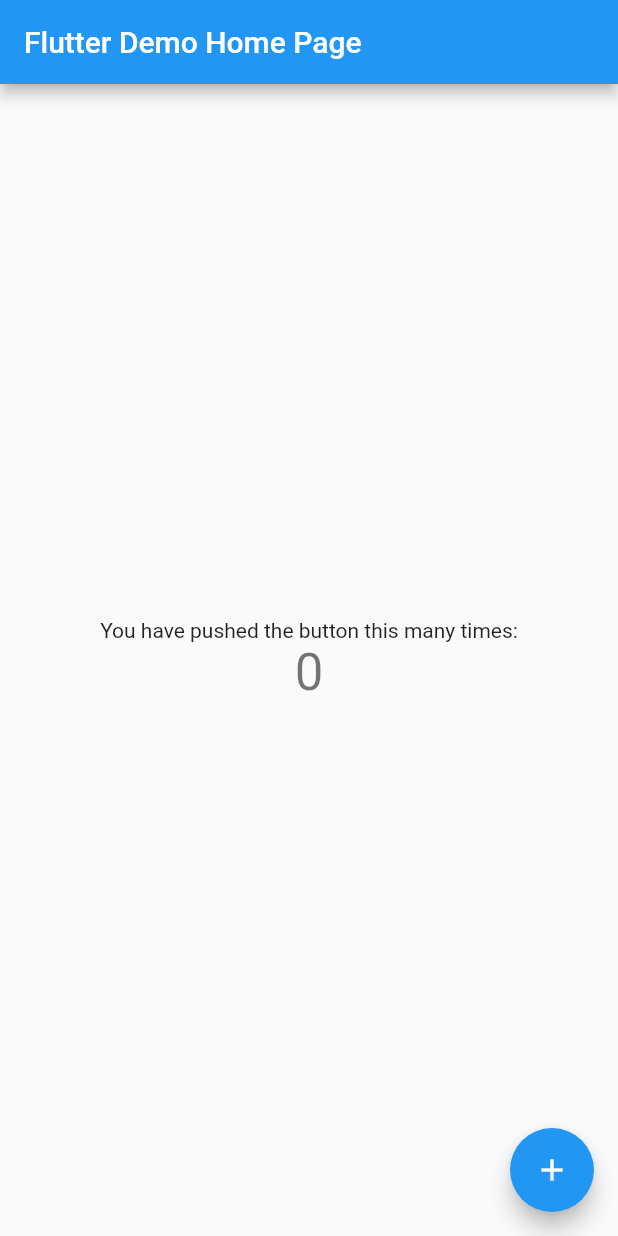
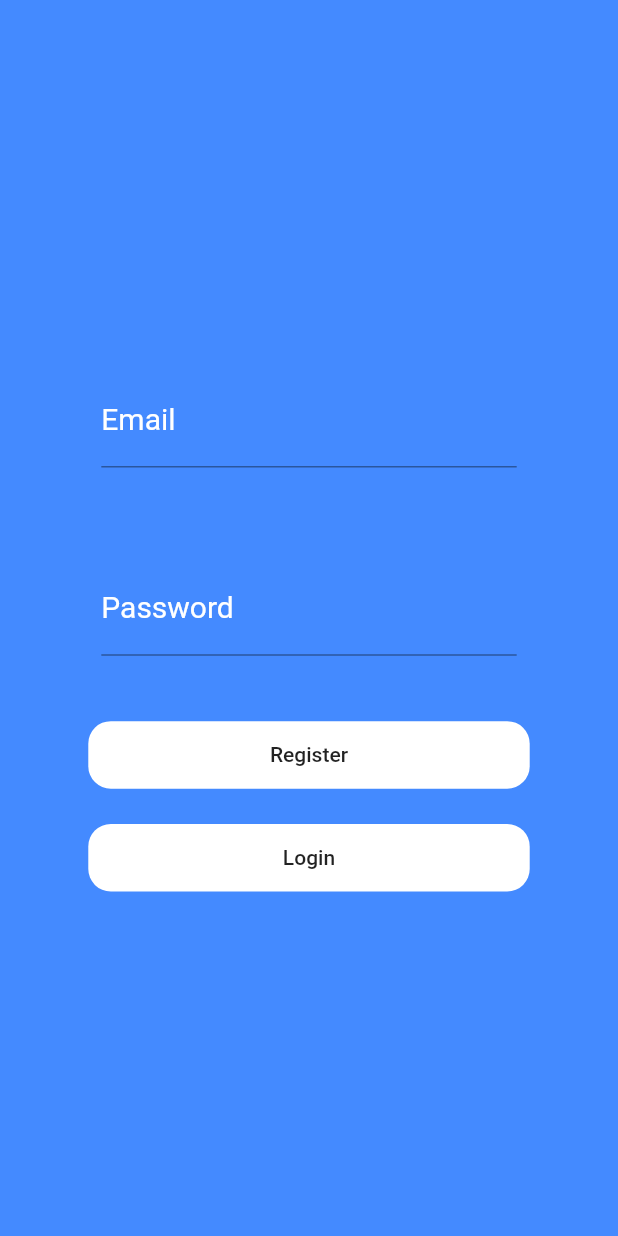
Before and after one commit to awes0m/fluttterBase, a Flutter app: the screen it shows after launch, on a phone screen of 412 x 824 dp. Run offline on Flutter 3.47's test engine with Material 2 defaults, Android fonts, the phone set to English and light mode, and no system bars; our stand-ins replace cloud_firestore, firebase_auth, firebase_core; accounts and stored records are empty.

Commit message:
App with basic func and design completed

```diff
--- a/flutter_base/lib/main.dart
+++ b/flutter_base/lib/main.dart
@@ -1,6 +1,31 @@
+import 'dart:io';
+
+import 'package:firebase_core/firebase_core.dart';
 import 'package:flutter/material.dart';
+import 'package:flutter_base/ui/authentication.dart';
+import 'package:flutter_base/ui/home_screen.dart';
 
-void main() {
+import 'ui/add_coin_screen.dart';
+
+void main() async {
+  WidgetsFlutterBinding.ensureInitialized();
+  if (Platform.isAndroid || Platform.isIOS) {
+    await Firebase.initializeApp();
+  } else {
+    if (Firebase.apps.isEmpty) {
+      await Firebase.initializeApp(
+          // connect for web to firebase
+          options: const FirebaseOptions(
+              apiKey: "AIzaSyD_JNvQkewUv__OFOdBQPKxo47Zq51fsy4",
+              authDomain: "cryptofire-130d9.firebaseapp.com",
+              projectId: "cryptofire-130d9",
+              storageBucket: "cryptofire-130d9.appspot.com",
+              messagingSenderId: "914042783929",
+              appId: "1:914042783929:web:391e0a40f1b5cf3a16f368",
+              measurementId: "G-40352NMTQ4"));
+    }
+  }
+
   runApp(const MyApp());
 }
 
@@ -11,26 +36,20 @@ class MyApp extends StatelessWidget {
   @override
   Widget build(BuildContext context) {
     return MaterialApp(
-      title: 'Flutter Demo',
-      theme: ThemeData(
-        // This is the theme of your application.
-        //
-        // Try running your application with "flutter run". You'll see the
-        // application has a blue toolbar. Then, without quitting the app, try
-        // changing the primarySwatch below to Colors.green and then invoke
-        // "hot reload" (press "r" in the console where you ran "flutter run",
-        // or simply save your changes to "hot reload" in a Flutter IDE).
-        // Notice that the counter didn't reset back to zero; the application
-        // is not restarted.
-        primarySwatch: Colors.blue,
-      ),
-      home: const MyHomePage(title: 'Flutter Demo Home Page'),
+      debugShowCheckedModeBanner: false,
+      title: '<: FlutterBase',
+      initialRoute: Authentication.routeName,
+      routes: {
+        Authentication.routeName: (context) => const Authentication(),
+        HomeScreen.routeName: (context) => const HomeScreen(),
+        AddCoinScreen.routeName: (context) => const AddCoinScreen(),
+      },
     );
   }
 }
 
 class MyHomePage extends StatefulWidget {
-  const MyHomePage({Key? key, required this.title}) : super(key: key);
+  const MyHomePage({Key? key}) : super(key: key);
 
   // This widget is the home page of your application. It is stateful, meaning
   // that it has a State object (defined below) that contains fields that affect
@@ -41,75 +60,13 @@ class MyHomePage extends StatefulWidget {
   // used by the build method of the State. Fields in a Widget subclass are
   // always marked "final".
 
-  final String title;
-
   @override
   State<MyHomePage> createState() => _MyHomePageState();
 }
 
 class _MyHomePageState extends State<MyHomePage> {
-  int _counter = 0;
-
-  void _incrementCounter() {
-    setState(() {
-      // This call to setState tells the Flutter framework that something has
-      // changed in this State, which causes it to rerun the build method below
-      // so that the display can reflect the updated values. If we changed
-      // _counter without calling setState(), then the build method would not be
-      // called again, and so nothing would appear to happen.
-      _counter++;
-    });
-  }
-
   @override
   Widget build(BuildContext context) {
-    // This method is rerun every time setState is called, for instance as done
-    // by the _incrementCounter method above.
-    //
-    // The Flutter framework has been optimized to make rerunning build methods
-    // fast, so that you can just rebuild anything that needs updating rather
-    // than having to individually change instances of widgets.
-    return Scaffold(
-      appBar: AppBar(
-        // Here we take the value from the MyHomePage object that was created by
-        // the App.build method, and use it to set our appbar title.
-        title: Text(widget.title),
-      ),
-      body: Center(
-        // Center is a layout widget. It takes a single child and positions it
-        // in the middle of the parent.
-        child: Column(
-          // Column is also a layout widget. It takes a list of children and
-          // arranges them vertically. By default, it sizes itself to fit its
-          // children horizontally, and tries to be as tall as its parent.
-          //
-          // Invoke "debug painting" (press "p" in the console, choose the
-          // "Toggle Debug Paint" action from the Flutter Inspector in Android
-          // Studio, or the "Toggle Debug Paint" command in Visual Studio Code)
-          // to see the wireframe for each widget.
-          //
-          // Column has various properties to control how it sizes itself and
-          // how it positions its children. Here we use mainAxisAlignment to
-          // center the children vertically; the main axis here is the vertical
-          // axis because Columns are vertical (the cross axis would be
-          // horizontal).
-          mainAxisAlignment: MainAxisAlignment.center,
-          children: <Widget>[
-            const Text(
-              'You have pushed the button this many times:',
-            ),
-            Text(
-              '$_counter',
-              style: Theme.of(context).textTheme.headline4,
-            ),
-          ],
-        ),
-      ),
-      floatingActionButton: FloatingActionButton(
-        onPressed: _incrementCounter,
-        tooltip: 'Increment',
-        child: const Icon(Icons.add),
-      ), // This trailing comma makes auto-formatting nicer for build methods.
-    );
+    return Scaffold(body: Container());
   }
 }
--- /dev/null
+++ b/flutter_base/lib/ui/authentication.dart
@@ -0,0 +1,120 @@
+import 'package:flutter/material.dart';
+import 'package:flutter_base/net/flutterfire.dart';
+import 'package:flutter_base/util_constants.dart';
+
+import 'home_screen.dart';
+
+class Authentication extends StatefulWidget {
+  static var routeName = '/authentication';
+  const Authentication({Key? key}) : super(key: key);
+
+  @override
+  State<Authentication> createState() => _AuthenticationState();
+}
+
+class _AuthenticationState extends State<Authentication> {
+  bool shouldNavigate = false;
+
+  //email and password
+  //email Controller
+  final TextEditingController _emailController = TextEditingController();
+  //password Controller
+  final TextEditingController _passwordController = TextEditingController();
+
+  @override
+  Widget build(BuildContext context) {
+    return Scaffold(
+      body: Container(
+        width: ScrnSizer.screenWidth(context),
+        height: ScrnSizer.screenHeight(context),
+        decoration: const BoxDecoration(
+          color: Colors.blueAccent,
+        ),
+        //Authentication Form
+        child: Column(
+          mainAxisAlignment: MainAxisAlignment.center,
+          children: [
+            //Email Field
+            Container(
+              width: ScrnSizer.screenWidth(context) / 1.3,
+              padding: const EdgeInsets.all(20.0),
+              child: TextFormField(
+                //email field hence email controller
+                style: const TextStyle(color: Colors.white),
+                controller: _emailController,
+                decoration: const InputDecoration(
+                  hintText: 'yourEmail@email.com',
+                  labelText: 'Email',
+                  labelStyle: TextStyle(color: Colors.white, fontSize: 20),
+                ),
+              ),
+            ),
+            SizedBox(height: ScrnSizer.screenHeight(context) / 35),
+            //Password Field
+            Container(
+              width: ScrnSizer.screenWidth(context) / 1.3,
+              padding: const EdgeInsets.all(20.0),
+              child: TextFormField(
+                //password field hence password controller
+                style: const TextStyle(color: Colors.white),
+
+                controller: _passwordController,
+                //blocks the charected right after typing(for password entries)
+                obscureText: true,
+                decoration: const InputDecoration(
+                  hintText: 'Password',
+                  labelText: 'Password',
+                  labelStyle: TextStyle(color: Colors.white, fontSize: 20),
+                ),
+              ),
+            ),
+            SizedBox(height: ScrnSizer.screenHeight(context) / 35),
+
+            //Register Button
+            Container(
+              width: ScrnSizer.screenWidth(context) / 1.4,
+              height: 45,
+              decoration: BoxDecoration(
+                borderRadius: BorderRadius.circular(15),
+                color: Colors.white,
+              ),
+              child: MaterialButton(
+                child: const Text('Register'),
+                onPressed: () async {
+                  bool shouldNavigate = await register(
+                      _emailController.text, _passwordController.text);
+                  if (shouldNavigate) {
+                    //Navigate to Home Page
+                    Navigator.pushNamed(context, HomeScreen.routeName);
+                  }
+                },
+              ),
+            ),
+            SizedBox(height: ScrnSizer.screenHeight(context) / 35),
+
+            //Login Button
+            Container(
+              width: ScrnSizer.screenWidth(context) / 1.4,
+              height: 45,
+              decoration: BoxDecoration(
+                borderRadius: BorderRadius.circular(15),
+                color: Colors.white,
+              ),
+              child: MaterialButton(
+                onPressed: () async {
+                  bool shouldNavigate = await signIn(
+                      _emailController.text, _passwordController.text);
+                  if (shouldNavigate) {
+                    //Navigate to Home Page
+                    Navigator.pushNamed(context, HomeScreen.routeName);
+                  }
+                },
+                child: const Text('Login'),
+              ),
+            ),
+          ],
+        ),
+      ),
+    );
+  }
+}
--- /dev/null
+++ b/flutter_base/lib/util_constants.dart
@@ -0,0 +1,11 @@
+import 'package:flutter/material.dart';
+
+class ScrnSizer {
+  static double screenWidth(BuildContext context) {
+    return MediaQuery.of(context).size.width;
+  }
+
+  static double screenHeight(BuildContext context) {
+    return MediaQuery.of(context).size.height;
+  }
+}
--- a/flutter_base/pubspec.yaml
+++ b/flutter_base/pubspec.yaml
@@ -30,10 +30,14 @@ dependencies:
   flutter:
     sdk: flutter
 
-
   # The following adds the Cupertino Icons font to your application.
   # Use with the CupertinoIcons class for iOS style icons.
   cupertino_icons: ^1.0.2
+  # Flutterfire Dependencies
+  firebase_auth: ^3.3.12
+  firebase_core: ^1.14.0
+  cloud_firestore: ^3.1.11
+  http: ^0.13.4
 
 dev_dependencies:
   flutter_test:
```
Also changed, not shown: flutter_base/lib/net/api_methods.dart (added, +17 -0 lines), flutter_base/lib/net/flutterfire.dart (added, +103 -0 lines), flutter_base/lib/ui/add_coin_screen.dart (added, +93 -0 lines), flutter_base/lib/ui/home_screen.dart (added, +135 -0 lines), flutter_base/lib/model/coin.dart (added), 3 other files.
